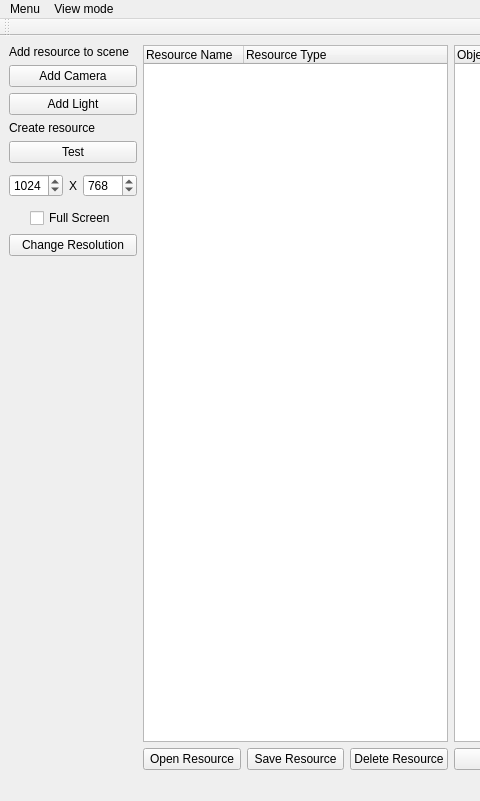
First picture: the form in UI/QT/MainWindow.ui, repository ubuntunux/PyEngine3D, before the edit; both pictures show x 0 to 480 and y 0 to 801 of the 1079 by 801 pixel window.
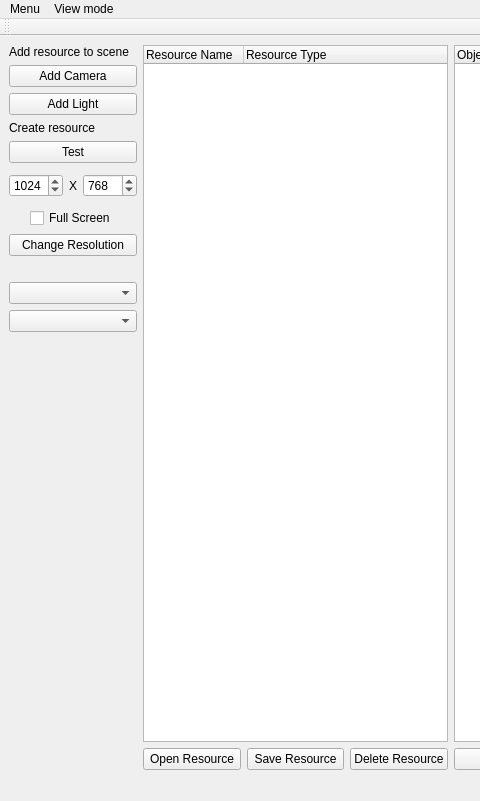
Second picture: the form after the edit.

```diff
--- a/UI/QT/MainWindow.ui
+++ b/UI/QT/MainWindow.ui
@@ -138,6 +138,28 @@
           </property>
          </widget>
         </item>
+        <item>
+         <spacer name="verticalSpacer_2">
+          <property name="orientation">
+           <enum>Qt::Vertical</enum>
+          </property>
+          <property name="sizeType">
+           <enum>QSizePolicy::Minimum</enum>
+          </property>
+          <property name="sizeHint" stdset="0">
+           <size>
+            <width>20</width>
+            <height>20</height>
+           </size>
+          </property>
+         </spacer>
+        </item>
+        <item>
+         <widget class="QComboBox" name="comboAntiAliasing"/>
+        </item>
+        <item>
+         <widget class="QComboBox" name="comboRenderTargets"/>
+        </item>
         <item>
          <spacer name="verticalSpacer">
           <property name="orientation">
```
